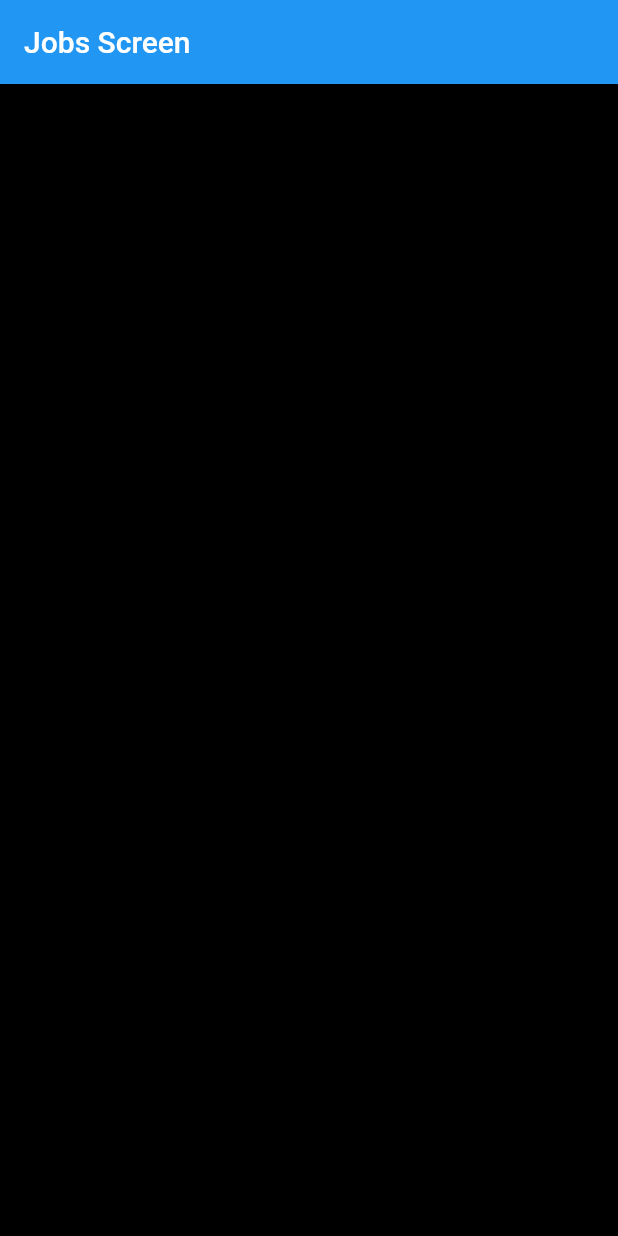
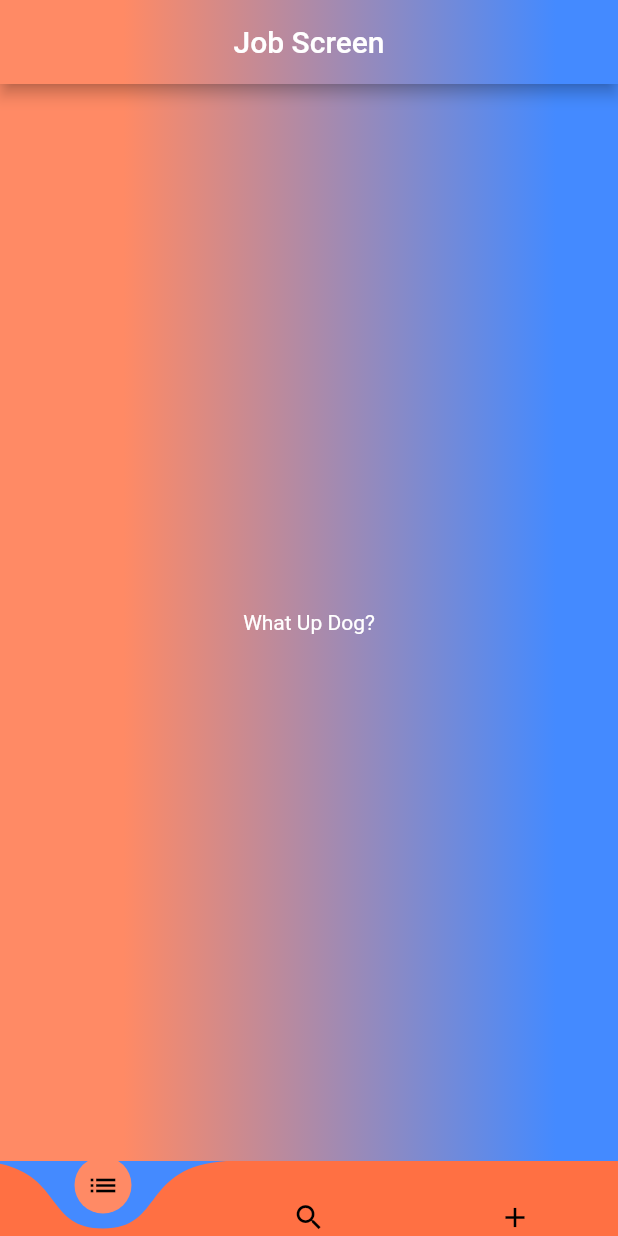
Before and after one commit to fitlaunch/ijob_CC, a Flutter app: the screen it shows once a user with an empty profile is signed in, on a phone screen of 412 x 824 dp. Run offline on Flutter 3.47's test engine with Material 2 defaults, Android fonts, the phone set to English and light mode, and no system bars; drawn by our look-alikes of curved_navigation_bar; our stand-ins replace cached_network_image, cloud_firestore, firebase_auth, firebase_core, firebase_storage, fluttertoast and 2 more; accounts and stored records are empty; network calls fail.

Commit message:
bottom nav bar widget added

```diff
--- a/lib/Jobs/jobs_screen.dart
+++ b/lib/Jobs/jobs_screen.dart
@@ -1,4 +1,7 @@
+import 'package:firebase_auth/firebase_auth.dart';
 import 'package:flutter/material.dart';
+
+import '../Widgets/bottom_nav_bar.dart';
 
 class JobScreen extends StatefulWidget {
   const JobScreen({Key? key}) : super(key: key);
@@ -8,14 +11,46 @@
 }
 
 class _JobScreenState extends State<JobScreen> {
+  final FirebaseAuth _auth = FirebaseAuth.instance;
+
   @override
   Widget build(BuildContext context) {
-    return Scaffold(
-      appBar: AppBar(
-        title: const Text('Jobs Screen'),
-      ),
-      body: const Center(
-        child: Text('What Up Dog'),
+    return Container(
+      decoration: BoxDecoration(
+          gradient: LinearGradient(
+        colors: [Colors.deepOrange.shade300, Colors.blueAccent],
+        begin: Alignment.centerLeft,
+        end: Alignment.centerRight,
+        stops: const [0.2, 0.9],
+      )),
+      child: Scaffold(
+        bottomNavigationBar: BottomNavigationBarForApp(indexNum: 0),
+        backgroundColor: Colors.transparent,
+        appBar: AppBar(
+          title: const Text('Job Screen'),
+          centerTitle: true,
+          flexibleSpace: Container(
+            decoration: BoxDecoration(
+              gradient: LinearGradient(
+                colors: [Colors.deepOrange.shade300, Colors.blueAccent],
+                begin: Alignment.centerLeft,
+                end: Alignment.centerRight,
+                stops: const [0.2, 0.9],
+              ),
+            ),
+          ),
+        ),
+        body: Center(
+          child: Column(
+            mainAxisAlignment: MainAxisAlignment.center,
+            children: const [
+              Text(
+                'What Up Dog?',
+                style: TextStyle(color: Colors.white),
+              ),
+            ],
+          ),
+        ),
       ),
     );
   }
--- /dev/null
+++ b/lib/Widgets/bottom_nav_bar.dart
@@ -0,0 +1,46 @@
+import 'package:curved_navigation_bar/curved_navigation_bar.dart';
+import 'package:flutter/material.dart';
+import 'package:ijob_code_cafe/Jobs/jobs_screen.dart';
+import 'package:ijob_code_cafe/Jobs/upload_job.dart';
+import 'package:ijob_code_cafe/Search/search_companies.dart';
+
+class BottomNavigationBarForApp extends StatelessWidget {
+  BottomNavigationBarForApp({super.key, required this.indexNum});
+
+  int indexNum = 0;
+
+  @override
+  Widget build(BuildContext context) {
+    return CurvedNavigationBar(
+        animationDuration: const Duration(milliseconds: 600),
+        animationCurve: Curves.easeOut,
+        color: Colors.deepOrange.shade400,
+        backgroundColor: Colors.blueAccent,
+        buttonBackgroundColor: Colors.deepOrange.shade300,
+        height: 50,
+        index: indexNum,
+        items: const [
+          Icon(Icons.list, size: 22, color: Colors.black),
+          Icon(Icons.search, size: 22, color: Colors.black),
+          Icon(Icons.add, size: 22, color: Colors.black),
+        ],
+        onTap: (index) {
+          if (index == 0) {
+            Navigator.pushReplacement(
+              context,
+              MaterialPageRoute(builder: (_) => const JobScreen()),
+            );
+          } else if (index == 1) {
+            Navigator.pushReplacement(
+              context,
+              MaterialPageRoute(builder: (_) => AllWorkersScreen()),
+            );
+          } else if (index == 2) {
+            Navigator.pushReplacement(
+              context,
+              MaterialPageRoute(builder: (_) => const UploadJobNow()),
+            );
+          }
+        });
+  }
+}
```
Also changed, not shown: lib/Jobs/upload_job.dart (added, +44 -0 lines), lib/Search/search_companies.dart (added, +42 -0 lines).
